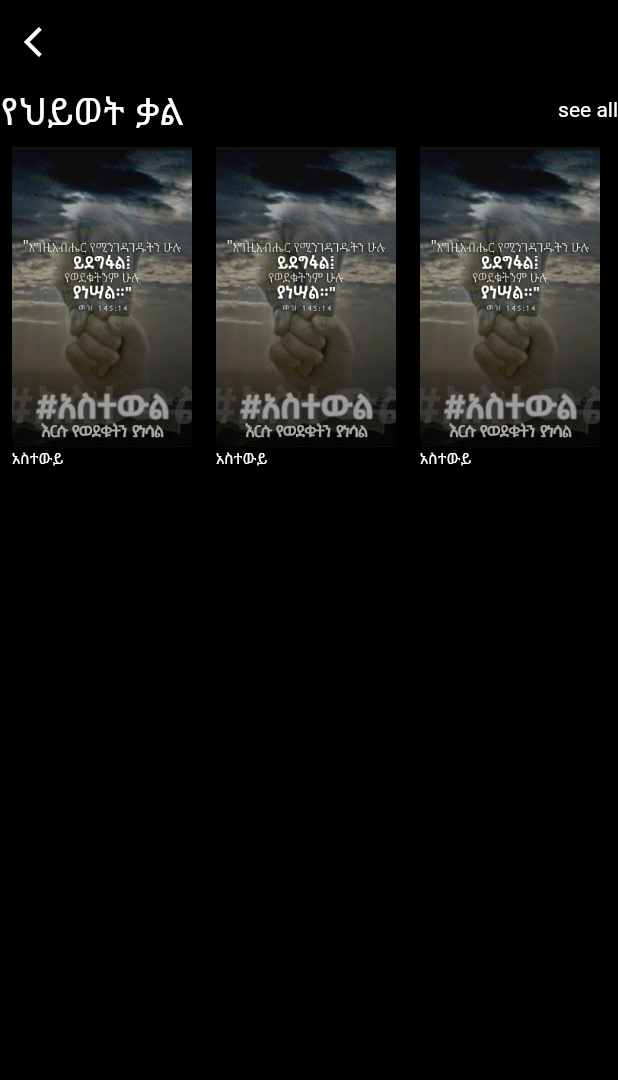
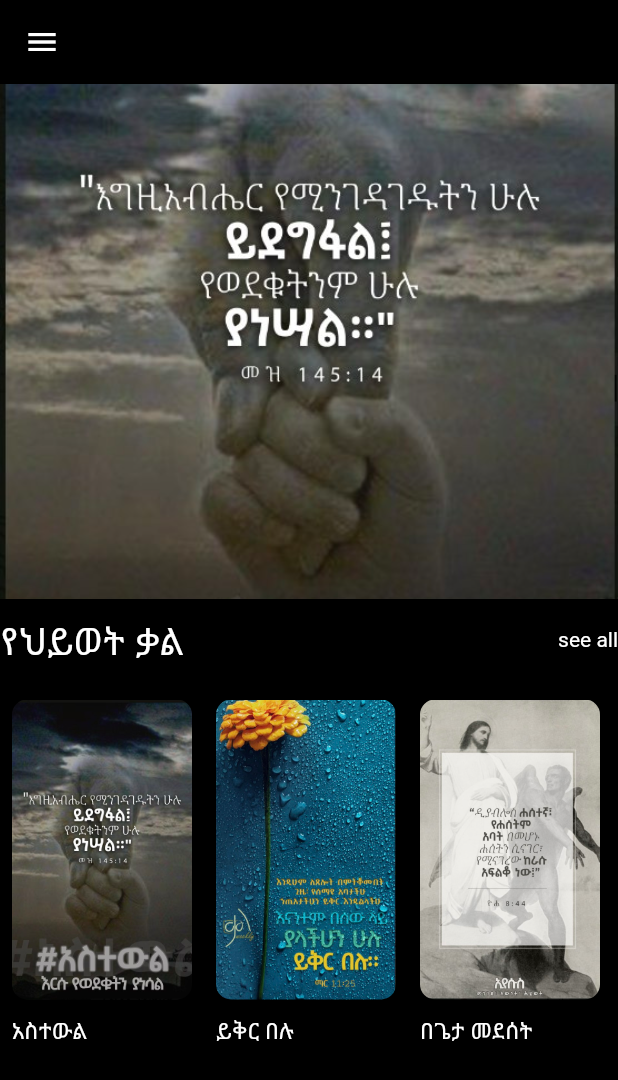
Before and after one commit to Jeremy-Tesh/Bible-Devotional-app, a Flutter app: the screen it shows after launch, on a phone screen of 412 x 824 dp. Shown: the top 1080 px of the screen. Run offline on Flutter 3.47's test engine with Material 2 defaults, Android fonts, the phone set to English and light mode, and no system bars; our stand-ins replace easy_sidemenu.

Commit message:
fix providers

```diff
--- a/lib/home.dart
+++ b/lib/home.dart
@@ -1,26 +1,43 @@
 import 'package:flutter/material.dart';
 import 'package:flutter/src/foundation/key.dart';
 import 'package:flutter/src/widgets/framework.dart';
+import 'package:provider/provider.dart';
+import 'package:yehiwot_kal/daily.dart';
+import 'package:yehiwot_kal/menu.dart';
+import 'package:yehiwot_kal/models/Lesson.dart';
+import 'package:yehiwot_kal/provider/lessons.dart';
 import 'package:yehiwot_kal/widgets.dart/custom_text.dart';
+import 'package:yehiwot_kal/widgets.dart/navbar.dart';
 
 class Home extends StatelessWidget {
   Home({Key? key}) : super(key: key);
   PageController pageController = PageController(viewportFraction: 0.85);
   @override
   Widget build(BuildContext context) {
+    final lesson = Provider.of<Lessons>(context).lessons;
     return Scaffold(
+      drawer: Drawer(
+        child: NavBar(),
+      ),
       appBar: AppBar(
         backgroundColor: Colors.transparent,
-        leading: Icon(
-          Icons.arrow_back_ios,
-          color: Colors.white,
-        ),
       ),
       body: SafeArea(
+        child: SingleChildScrollView(
           child: Column(
             crossAxisAlignment: CrossAxisAlignment.start,
             mainAxisAlignment: MainAxisAlignment.start,
             children: [
+              Container(
+                width: double.maxFinite,
+                height: MediaQuery.of(context).size.height / 2.4,
+                decoration: const BoxDecoration(
+                    image: DecorationImage(
+                  fit: BoxFit.cover,
+                  image: AssetImage("assets/a1.jpeg"),
+                )),
+              ),
+              SizedBox(height: 10),
               Row(
                 mainAxisAlignment: MainAxisAlignment.spaceBetween,
                 children: [
@@ -28,24 +45,37 @@ class Home extends StatelessWidget {
                   CustomText(text: "see all", size: 14),
                 ],
               ),
+              const SizedBox(
+                height: 15,
+              ),
               Container(
-                height: 240,
+                  height: 280,
                   width: double.maxFinite,
+                  decoration:
+                      BoxDecoration(borderRadius: BorderRadius.circular(5)),
                   child: ListView.builder(
                     controller: pageController,
                     scrollDirection: Axis.horizontal,
-                  itemCount: 5,
-                  itemBuilder: (context, position) {
-                    return _buildPageItem(position);
+                    itemCount: lesson.length,
+                    itemBuilder: (context, index) {
+                      return GestureDetector(
+                          onTap: () {
+                            Navigator.push(
+                                context,
+                                MaterialPageRoute(
+                                    builder: (context) => Daily(index: index)));
+                          },
+                          child: _buildPageItem(lesson[index]));
                     },
                   )),
             ],
           ),
         ),
+      ),
     );
   }
 
-  Widget _buildPageItem(int index) {
+  Widget _buildPageItem(Lesson lesson) {
     return Padding(
       padding: const EdgeInsets.all(8.0),
       child: Column(
@@ -55,13 +85,16 @@ class Home extends StatelessWidget {
           Container(
             height: 200,
             width: 120,
-            decoration: const BoxDecoration(
-                image: DecorationImage(
-                    image: AssetImage("assets/a1.jpeg"), fit: BoxFit.cover)),
+            decoration: BoxDecoration(
+                borderRadius: BorderRadius.circular(10),
+                image: DecorationImage(image: lesson.img, fit: BoxFit.cover)),
           ),
-          CustomText(
-            text: "አስተውይ ",
-            size: 10,
+          Padding(
+            padding: const EdgeInsets.only(top: 10),
+            child: CustomText(
+              text: lesson.title,
+              size: 15,
+            ),
           )
         ],
       ),
--- a/lib/main.dart
+++ b/lib/main.dart
@@ -4,6 +4,7 @@ import 'package:yehiwot_kal/global_variables.dart';
 import 'package:yehiwot_kal/home.dart';
 import 'package:yehiwot_kal/menu.dart';
 import 'package:provider/provider.dart';
+import 'package:yehiwot_kal/provider/details.dart';
 import 'package:yehiwot_kal/provider/lessons.dart';
 
 void main() {
@@ -19,6 +20,7 @@ class MyApp extends StatelessWidget {
     return MultiProvider(
       providers: [
         ChangeNotifierProvider(create: (ctx) => Lessons()),
+        ChangeNotifierProvider(create: (ctx) => Details()),
       ],
       child: MaterialApp(
           title: 'Yehiwot  Kal',
--- /dev/null
+++ b/lib/models/Detail.dart
@@ -0,0 +1,17 @@
+import 'package:flutter/material.dart';
+
+class Detail with ChangeNotifier {
+  final String id;
+  final String title;
+  ImageProvider img;
+  final String date;
+  final String description;
+
+  Detail({
+    required this.id,
+    required this.title,
+    required this.img,
+    required this.date,
+    required this.description,
+  });
+}
--- /dev/null
+++ b/lib/provider/details.dart
@@ -0,0 +1,32 @@
+import 'package:flutter/material.dart';
+import 'package:yehiwot_kal/models/Detail.dart';
+
+class Details with ChangeNotifier {
+  List<Detail> _details = [
+    Detail(
+        id: "1",
+        title: "ከእጆቹ ማንም ሊነጥቀን አይችልም",
+        img: AssetImage("assets/a1.jpeg"),
+        date: "Jun 25",
+        description:
+            "'እኔ የዘላለም ሕይወት እሰጣቸዋለሁ፤ ከቶ አይጠፉም፤ ከእጄም ሊነጥቃቸው የሚችል ማንም የለም።' ዮሐ 10:28 ጌታችን ኢየሱስ ራሱን እንደ መልካም እረኛ ሲያስተዋውቀን የሰጠን ታላቅ ዋስትና ቢኖር ከእጁ ማንም ሊነጥቀን እንደማይችል ነው። እርሱ ወደ እርሱ የመጡትን ወደ ሜዳ አውጥቶ የማይጥል ብቻ ሳይሆን፣ በጥበቃው ጥላ ስር ለመኖር የመረጡትን ሁሉ በብርቱ ክንዶቹ የሚሸከም፣ ከማንኛውም አጥፊ ሃይል የሚታደግና የዘላለም ሕይወት የሚሰጥ ጌታ ነው። \n ይህንን እውነት ስናስተውል በምንም አይነት አስቸጋሪ ሁኔታ ውስጥ ብናልፍ 'ከእርሱ እጅ ሊነጥቀን እንደማይችል እርግጠኞች በመሆን እኛም ከጳውሎስ ጋር እንዲህ በማለት እናውጃለን፦'ከክርስቶስ ፍቅር የሚለየን ማን ነው? ችግር ነው ወይስ ሥቃይ፣ ወይስ ስደት፣ ወይስ ረሀብ፣ ወይስ ዕራቍትነት፣ ወይስ አደጋ ወይስ ሰይፍ?...ምንም አይለየንም፤ በዚህ ሁሉ በወደደን በእርሱ ከአሸናፊዎች እንበልጣለን። 38ይህን ተረድቻለሁ፤ ሞትም ይሁን ሕይወት፣ መላእክትም ይሁኑ አጋንንት፣ ያለውም ይሁን የሚመጣው፣ ወይም ማንኛውም ኀይል፣ ከፍታም ይሁን ጥልቀት፣ ወይም የትኛውም ፍጥረት፣ በጌታችን ኢየሱስ ክርስቶስ ካለው ከእግዚአብሔር ፍቅር ሊለየን አይችልም።” ሮሜ 8፡ 35፣ 37-40 \nአባት ሆይ፣ በእጆችህ እንደያዘከን ካንተም እጆች ማንም ሊነጥቀን እንደማይችል በማስተዋል ከስጋትና ከፍርሃት አምልጠን በሰላምና በእረፍት የተሞላ ሕይወት መኖር እንድንችል በጸጋህ እርዳን። አሜን።"),
+    Detail(
+        id: "2",
+        title: "ከእጆቹ ማንም ሊነጥቀን አይችልም",
+        img: AssetImage("assets/a1.jpeg"),
+        date: "Jun 25",
+        description:
+            "'እኔ የዘላለም ሕይወት እሰጣቸዋለሁ፤ ከቶ አይጠፉም፤ ከእጄም ሊነጥቃቸው የሚችል ማንም የለም።' ዮሐ 10:28 ጌታችን ኢየሱስ ራሱን እንደ መልካም እረኛ ሲያስተዋውቀን የሰጠን ታላቅ ዋስትና ቢኖር ከእጁ ማንም ሊነጥቀን እንደማይችል ነው። እርሱ ወደ እርሱ የመጡትን ወደ ሜዳ አውጥቶ የማይጥል ብቻ ሳይሆን፣ በጥበቃው ጥላ ስር ለመኖር የመረጡትን ሁሉ በብርቱ ክንዶቹ የሚሸከም፣ ከማንኛውም አጥፊ ሃይል የሚታደግና የዘላለም ሕይወት የሚሰጥ ጌታ ነው። \n ይህንን እውነት ስናስተውል በምንም አይነት አስቸጋሪ ሁኔታ ውስጥ ብናልፍ 'ከእርሱ እጅ ሊነጥቀን እንደማይችል እርግጠኞች በመሆን እኛም ከጳውሎስ ጋር እንዲህ በማለት እናውጃለን፦'ከክርስቶስ ፍቅር የሚለየን ማን ነው? ችግር ነው ወይስ ሥቃይ፣ ወይስ ስደት፣ ወይስ ረሀብ፣ ወይስ ዕራቍትነት፣ ወይስ አደጋ ወይስ ሰይፍ?...ምንም አይለየንም፤ በዚህ ሁሉ በወደደን በእርሱ ከአሸናፊዎች እንበልጣለን። 38ይህን ተረድቻለሁ፤ ሞትም ይሁን ሕይወት፣ መላእክትም ይሁኑ አጋንንት፣ ያለውም ይሁን የሚመጣው፣ ወይም ማንኛውም ኀይል፣ ከፍታም ይሁን ጥልቀት፣ ወይም የትኛውም ፍጥረት፣ በጌታችን ኢየሱስ ክርስቶስ ካለው ከእግዚአብሔር ፍቅር ሊለየን አይችልም።” ሮሜ 8፡ 35፣ 37-40 \nአባት ሆይ፣ በእጆችህ እንደያዘከን ካንተም እጆች ማንም ሊነጥቀን እንደማይችል በማስተዋል ከስጋትና ከፍርሃት አምልጠን በሰላምና በእረፍት የተሞላ ሕይወት መኖር እንድንችል በጸጋህ እርዳን። አሜን።"),
+    Detail(
+        id: "3",
+        title: "ከእጆቹ ማንም ሊነጥቀን አይችልም",
+        img: AssetImage("assets/a1.jpeg"),
+        date: "Jun 25",
+        description:
+            "'እኔ የዘላለም ሕይወት እሰጣቸዋለሁ፤ ከቶ አይጠፉም፤ ከእጄም ሊነጥቃቸው የሚችል ማንም የለም።' ዮሐ 10:28 ጌታችን ኢየሱስ ራሱን እንደ መልካም እረኛ ሲያስተዋውቀን የሰጠን ታላቅ ዋስትና ቢኖር ከእጁ ማንም ሊነጥቀን እንደማይችል ነው። እርሱ ወደ እርሱ የመጡትን ወደ ሜዳ አውጥቶ የማይጥል ብቻ ሳይሆን፣ በጥበቃው ጥላ ስር ለመኖር የመረጡትን ሁሉ በብርቱ ክንዶቹ የሚሸከም፣ ከማንኛውም አጥፊ ሃይል የሚታደግና የዘላለም ሕይወት የሚሰጥ ጌታ ነው። \n ይህንን እውነት ስናስተውል በምንም አይነት አስቸጋሪ ሁኔታ ውስጥ ብናልፍ 'ከእርሱ እጅ ሊነጥቀን እንደማይችል እርግጠኞች በመሆን እኛም ከጳውሎስ ጋር እንዲህ በማለት እናውጃለን፦'ከክርስቶስ ፍቅር የሚለየን ማን ነው? ችግር ነው ወይስ ሥቃይ፣ ወይስ ስደት፣ ወይስ ረሀብ፣ ወይስ ዕራቍትነት፣ ወይስ አደጋ ወይስ ሰይፍ?...ምንም አይለየንም፤ በዚህ ሁሉ በወደደን በእርሱ ከአሸናፊዎች እንበልጣለን። 38ይህን ተረድቻለሁ፤ ሞትም ይሁን ሕይወት፣ መላእክትም ይሁኑ አጋንንት፣ ያለውም ይሁን የሚመጣው፣ ወይም ማንኛውም ኀይል፣ ከፍታም ይሁን ጥልቀት፣ ወይም የትኛውም ፍጥረት፣ በጌታችን ኢየሱስ ክርስቶስ ካለው ከእግዚአብሔር ፍቅር ሊለየን አይችልም።” ሮሜ 8፡ 35፣ 37-40 \nአባት ሆይ፣ በእጆችህ እንደያዘከን ካንተም እጆች ማንም ሊነጥቀን እንደማይችል በማስተዋል ከስጋትና ከፍርሃት አምልጠን በሰላምና በእረፍት የተሞላ ሕይወት መኖር እንድንችል በጸጋህ እርዳን። አሜን።"),
+  ];
+
+  List<Detail> get details {
+    return [..._details];
+  }
+}
--- a/lib/provider/lessons.dart
+++ b/lib/provider/lessons.dart
@@ -1,11 +1,14 @@
+// ignore_for_file: prefer_final_fields
+
 import 'package:flutter/material.dart';
 import 'package:flutter/material.dart';
 import 'package:yehiwot_kal/models/Lesson.dart';
 
 class Lessons with ChangeNotifier {
   List<Lesson> _lessons = [
-    Lesson(id: "1", title: "አስተውል", img: AssetImage("asset/a1.jpeg")),
-    Lesson(id: "1", title: "ይቅር በሉ", img: AssetImage("assets/2.jpeg"))
+    Lesson(id: "1", title: "አስተውል", img: AssetImage("assets/a1.jpeg")),
+    Lesson(id: "2", title: "ይቅር በሉ", img: AssetImage("assets/2.jpeg")),
+    Lesson(id: "3", title: "በጌታ መደሰት", img: AssetImage("assets/c1.jpeg")),
   ];
   List<Lesson> get lessons {
     return [..._lessons];
```
Also changed, not shown: lib/daily.dart (+29 -24 lines), lib/menu.dart (+21 -16 lines), assets/c1.jpeg (added). Lines whose indentation alone changed are shown as unchanged.
